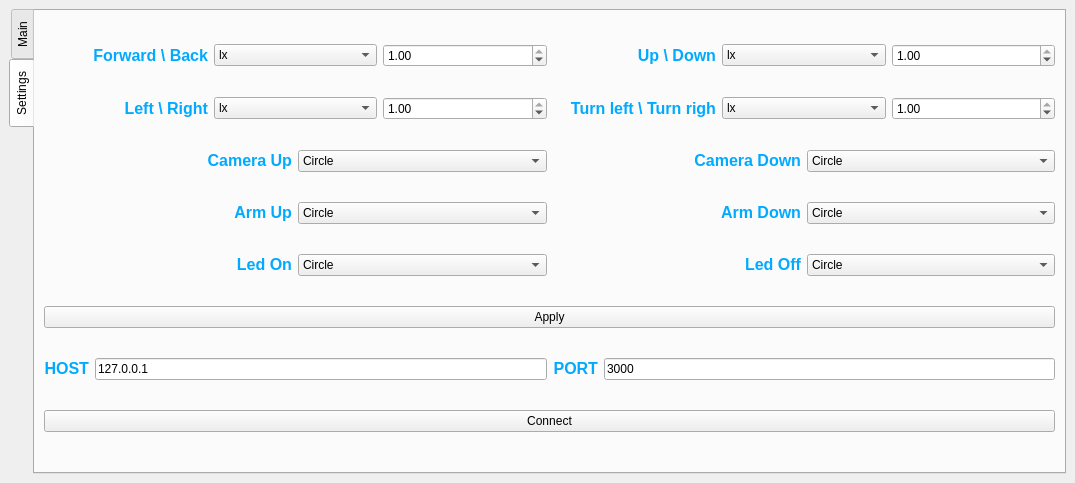
Above: UpperPC-GUI/design.ui from URC-RGS/SoftProteus before the change. Below: the same form after it.
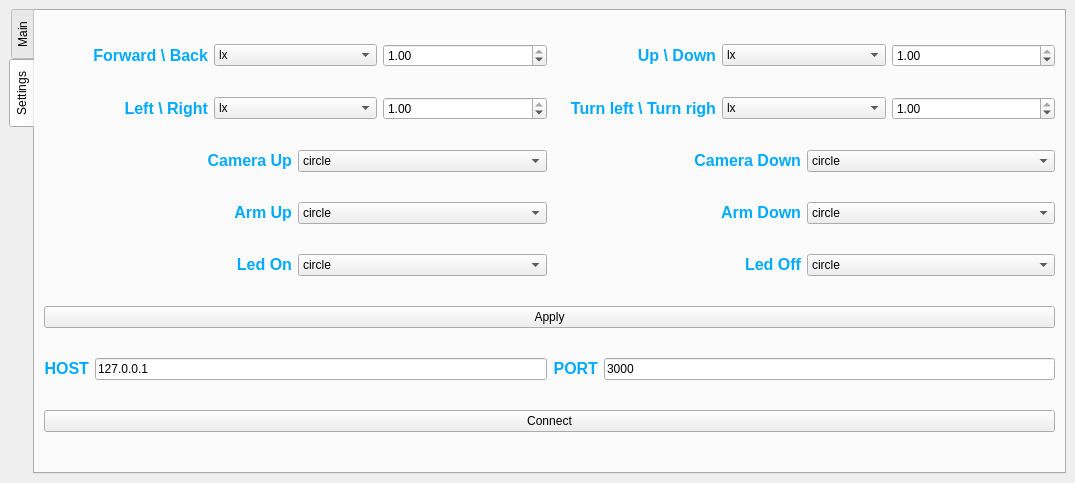
That is the form after the change.

Diff of the .ui file:
```diff
--- a/UpperPC-GUI/design.ui
+++ b/UpperPC-GUI/design.ui
@@ -283,7 +283,7 @@
            <widget class="QComboBox" name="camera_up_set">
             <item>
              <property name="text">
-              <string>Circle</string>
+              <string>circle</string>
              </property>
             </item>
             <item>
@@ -334,7 +334,7 @@
            <widget class="QComboBox" name="camera_dowm_set">
             <item>
              <property name="text">
-              <string>Circle</string>
+              <string>circle</string>
              </property>
             </item>
             <item>
@@ -629,7 +629,7 @@
            <widget class="QComboBox" name="led_on_set">
             <item>
              <property name="text">
-              <string>Circle</string>
+              <string>circle</string>
              </property>
             </item>
             <item>
@@ -680,7 +680,7 @@
            <widget class="QComboBox" name="led_off_set">
             <item>
              <property name="text">
-              <string>Circle</string>
+              <string>circle</string>
              </property>
             </item>
             <item>
@@ -735,7 +735,7 @@
            <widget class="QComboBox" name="arm_up_set">
             <item>
              <property name="text">
-              <string>Circle</string>
+              <string>circle</string>
              </property>
             </item>
             <item>
@@ -786,7 +786,7 @@
            <widget class="QComboBox" name="arm_down_set">
             <item>
              <property name="text">
-              <string>Circle</string>
+              <string>circle</string>
              </property>
             </item>
             <item>
```
Left out of the diff: 84 changed lines with no effect on the pictures.
